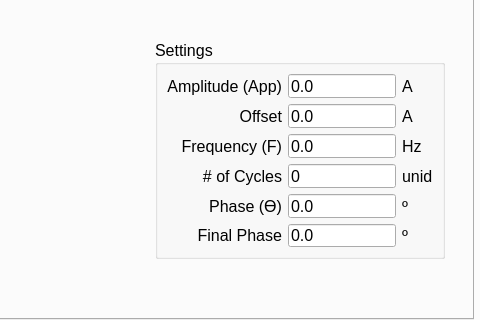
Above: Rotating Coil v3/Rotating_Coil_Interface_v3.ui from lnls-ima/rotating-coil-software before the change; both pictures show x 371 to 851 and y 329 to 649 of the 1235 by 789 pixel window. Below: the same form after it.
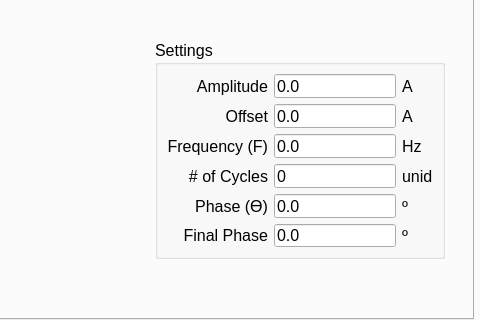
That is the form after the change. The open tabs and pages were chosen to show the change. Icons and pictures are not drawn. Custom widgets are drawn as their Qt base class.

```diff
--- a/Rotating Coil v3/Rotating_Coil_Interface_v3.ui
+++ b/Rotating Coil v3/Rotating_Coil_Interface_v3.ui
@@ -3629,7 +3629,7 @@
             <item row="0" column="0">
              <widget class="QLabel" name="label_91">
               <property name="text">
-               <string>Amplitude (App)</string>
+               <string>Amplitude</string>
               </property>
               <property name="alignment">
                <set>Qt::AlignRight|Qt::AlignTrailing|Qt::AlignVCenter</set>
```
Left out of the diff: 4 changed lines with no effect on the pictures.
